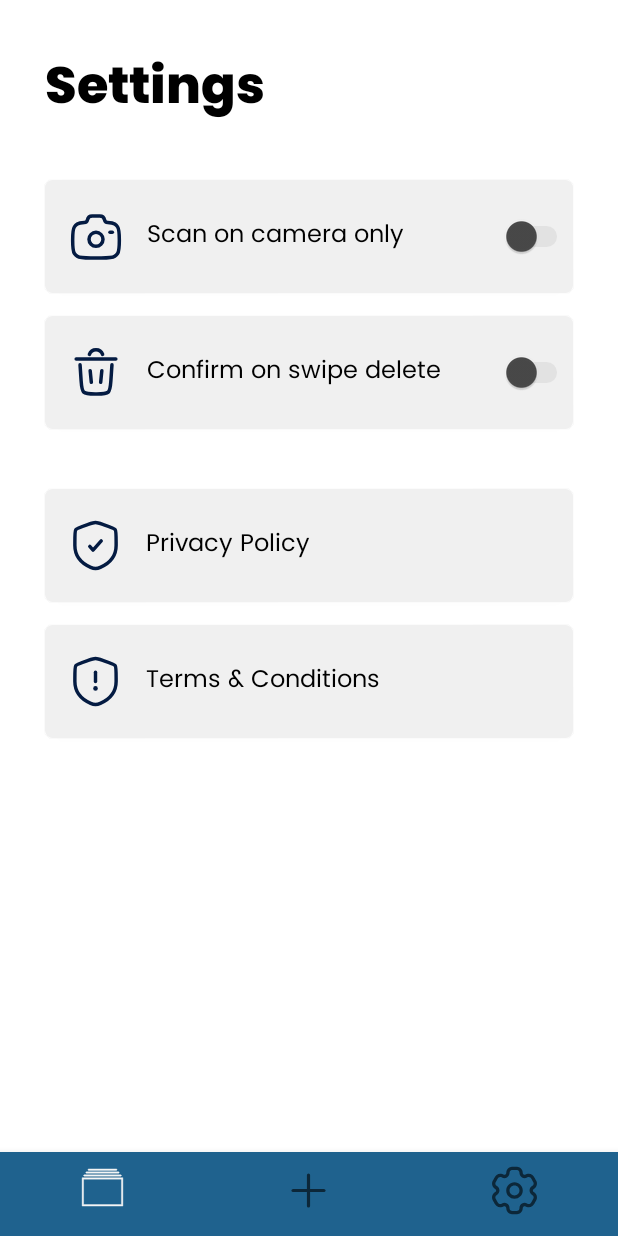
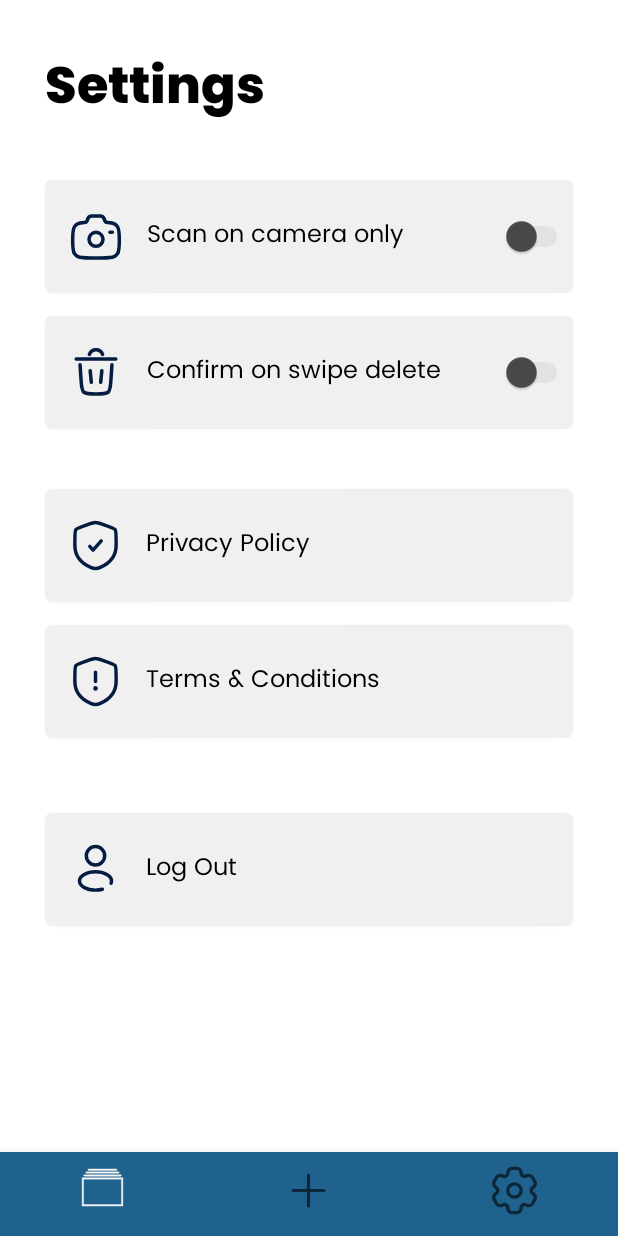
Before and after one commit to ysc4/ArtDecode, an Android app: the fragment Settings placed in its activity, on a phone screen of 412 x 824 dp. Run offline under Robolectric (Android 15) with nearby library versions, the phone set to English and light mode, and no system bars; our stand-ins replace Firebase (no records; nobody signed in at launch, a user with empty details on screens opened directly).

Commit message:
Added logout card

```diff
--- a/app/src/main/res/layout/fragment_settings.xml
+++ b/app/src/main/res/layout/fragment_settings.xml
@@ -174,5 +174,43 @@
 
             </LinearLayout>
         </androidx.cardview.widget.CardView>
+
+        <androidx.cardview.widget.CardView
+            android:id="@+id/logOut"
+            android:layout_width="match_parent"
+            android:layout_height="75dp"
+            android:layout_marginStart="30dp"
+            android:layout_marginTop="50dp"
+            android:layout_marginEnd="30dp"
+            app:cardCornerRadius="5dp">
+
+            <LinearLayout
+                android:layout_width="match_parent"
+                android:layout_height="match_parent"
+                android:background="@color/light_gray"
+                android:orientation="horizontal">
+
+                <ImageView
+                    android:id="@+id/userIcon"
+                    android:layout_width="8dp"
+                    android:layout_height="wrap_content"
+                    android:layout_weight="1"
+                    android:padding="15dp"
+                    android:scaleType="centerInside"
+                    android:src="@drawable/user" />
+
+                <TextView
+                    android:id="@+id/logoutText"
+                    android:layout_width="225dp"
+                    android:layout_height="match_parent"
+                    android:layout_weight="1"
+                    android:fontFamily="@font/poppins_regular"
+                    android:gravity="center_vertical"
+                    android:text="Log Out"
+                    android:textColor="@color/black"
+                    android:textSize="16sp" />
+
+            </LinearLayout>
+        </androidx.cardview.widget.CardView>
     </LinearLayout>
 </FrameLayout>
```
